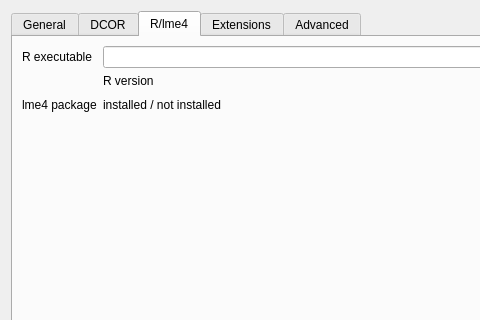
ZELLMECHANIK-DRESDEN/ShapeOut2, file shapeout2/gui/preferences.ui: the form before one commit; both pictures show x 0 to 480 and y 0 to 320 of the 703 by 413 pixel window.
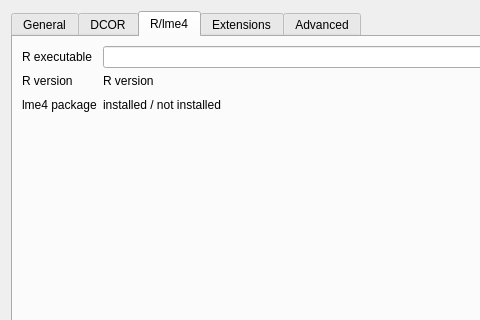
The form after the commit. The open tabs and pages were chosen to show the change. Icons and pictures are not drawn.

Commit message: fix: handle unsupported R versions properly (close #114)

```diff
--- a/shapeout2/gui/preferences.ui
+++ b/shapeout2/gui/preferences.ui
@@ -175,6 +175,13 @@
            </property>
           </widget>
          </item>
+         <item row="1" column="0">
+          <widget class="QLabel" name="label_5">
+           <property name="text">
+            <string>R version</string>
+           </property>
+          </widget>
+         </item>
         </layout>
        </item>
        <item>
```
Left out of the diff: 2 changed lines with no effect on the pictures. The commit also changes 3 other files.
